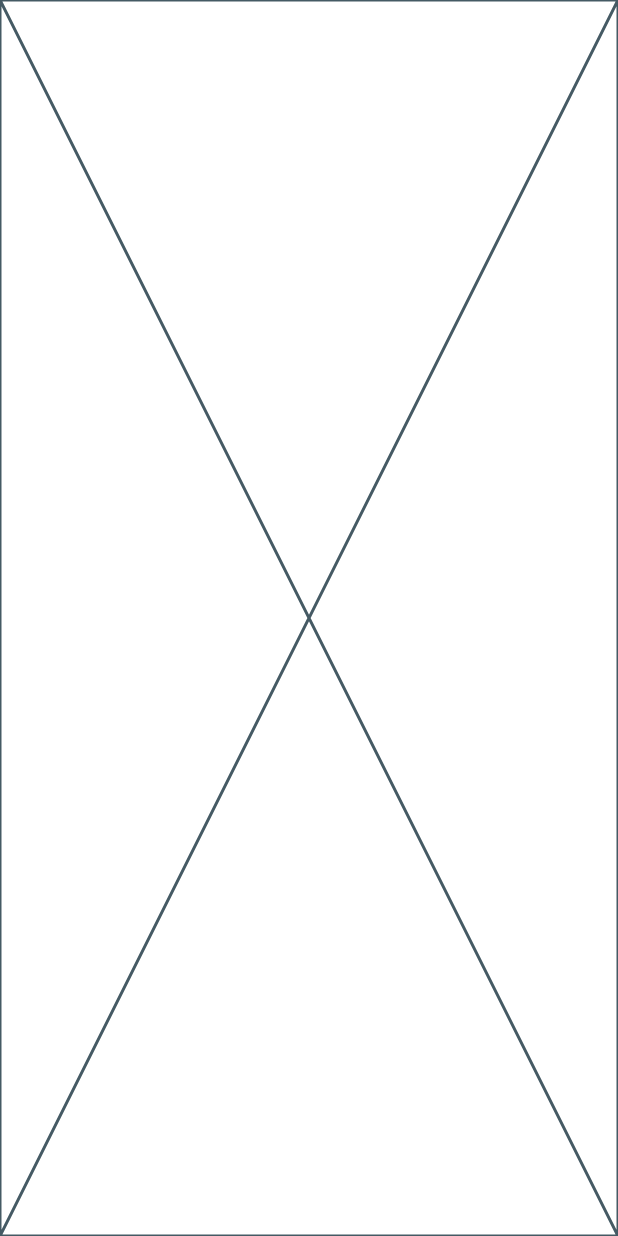
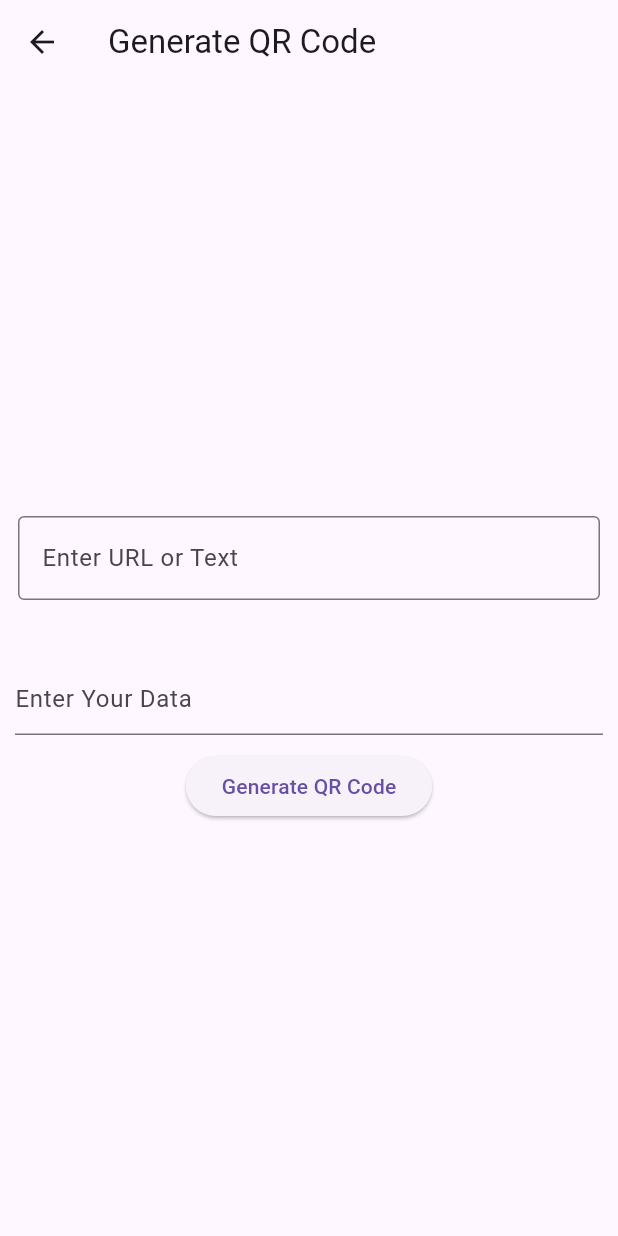
Before and after one commit to PRASHANTKUMAR-7/flutter, a Flutter app: the screen it shows after launch, after a tap on "Generate QR Code", on a phone screen of 412 x 824 dp. Run offline on Flutter 3.47's test engine with Material 3 defaults, Android fonts, the phone set to English and light mode, and no system bars; our stand-ins replace qr_flutter.

Commit message:
adding code of generating qr code

```diff
--- a/practice/qr_code_scanner_generator/lib/generate_qr_code.dart
+++ b/practice/qr_code_scanner_generator/lib/generate_qr_code.dart
@@ -1,4 +1,5 @@
 import 'package:flutter/material.dart';
+import 'package:qr_flutter/qr_flutter.dart';
 
 class GenerateQrCode extends StatefulWidget {
   const GenerateQrCode({super.key});
@@ -8,8 +9,66 @@
 }
 
 class _GenerateQrCodeState extends State<GenerateQrCode> {
+  TextEditingController urlController = TextEditingController();
+
+  @override
+  void dispose() {
+    urlController.dispose();   // ✅ Good practice
+    super.dispose();
+  }
+
   @override
   Widget build(BuildContext context) {
-    return const Placeholder();
+    return Scaffold(
+      appBar: AppBar(
+        title: Text('Generate QR Code'),
+      ),
+      body: Center(
+        child: SingleChildScrollView(
+          child: Column(
+            mainAxisAlignment: MainAxisAlignment.center,
+            children: [
+
+              /// 🔹 Input field
+              Padding(
+                padding: const EdgeInsets.all(12.0),
+                child: TextField(
+                  controller: urlController,
+                  decoration: InputDecoration(
+                    hintText: "Enter URL or Text",
+                    border: OutlineInputBorder(),
+                  ),
+                  onChanged: (value) {
+                    setState(() {});   // ✅ rebuild UI
+                  },
+                ),
+              ),
+
+              SizedBox(height: 20),
+
+              /// 🔹 QR Code
+              if (urlController.text.isNotEmpty)
+                QrImageView(
+                  data: urlController.text,
+                  size: 200,
+                ),
+
+              SizedBox(height: 10),
+              Container(
+                padding: EdgeInsets.only(left:10, right:10),
+                child:TextField(
+                  controller: urlController,
+                  decoration: InputDecoration(
+                    hintText: 'Enter Your Data'
+                  ),
+                ),
+              ),
+              SizedBox(height:10,),
+              ElevatedButton(onPressed:(){}, child:Text('Generate QR Code')),
+            ],
+          ),
+        ),
+      ),
+    );
   }
 }
```
